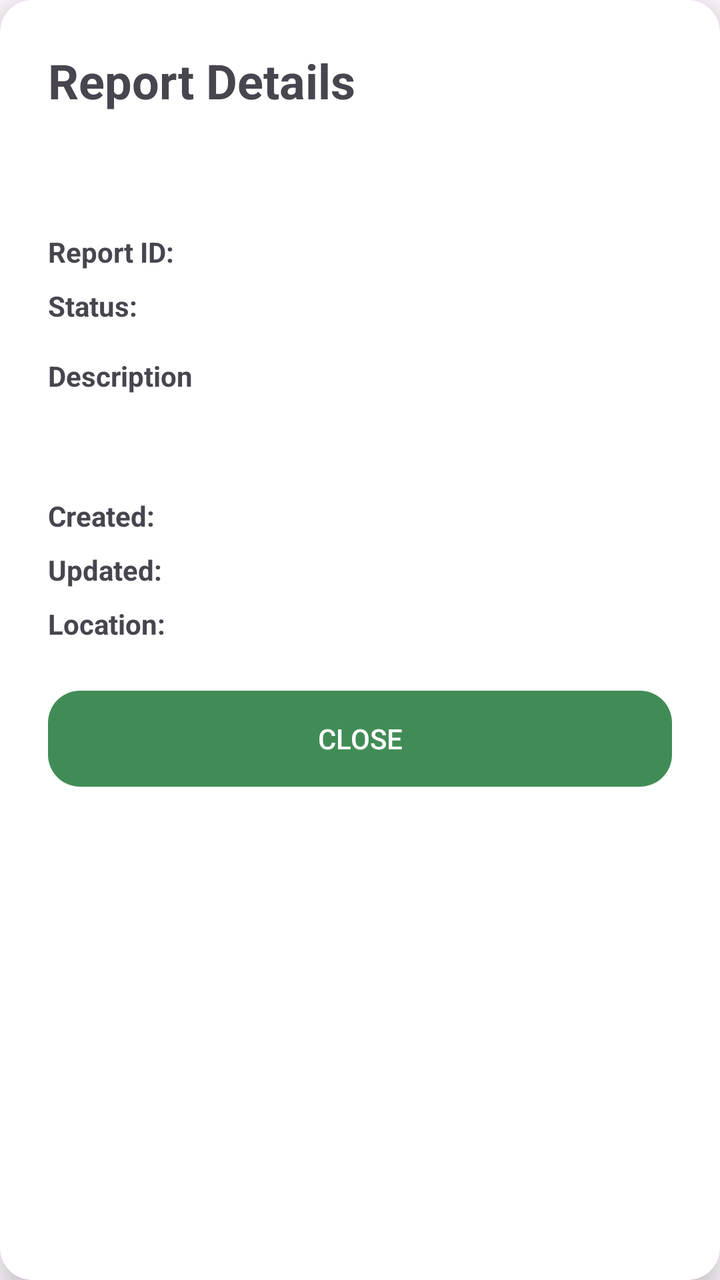
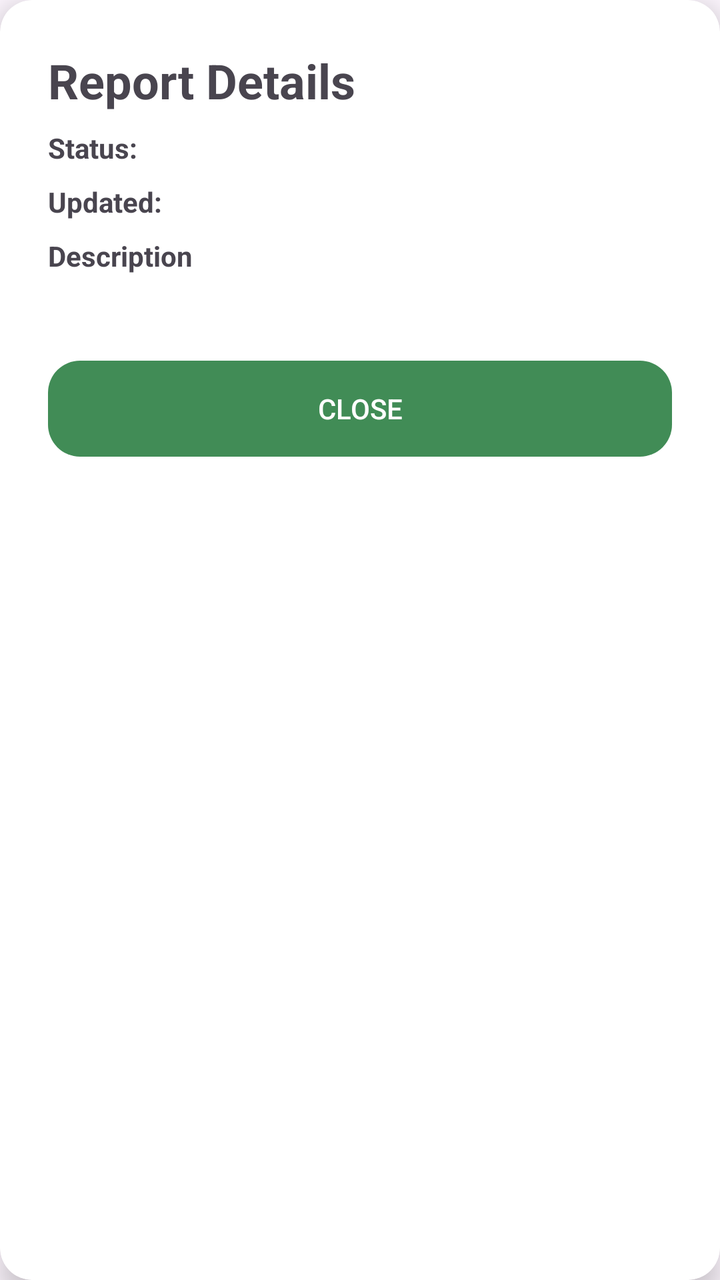

An Android layout rendered at two revisions. The XML below is the earlier revision; the diff shows what the commit changed to produce the second picture.
<!-- AndroidManifest.xml: application theme Theme.Civix -->
<!-- res/layout/dialog_report_details.xml -->
<?xml version="1.0" encoding="utf-8"?>
<androidx.cardview.widget.CardView xmlns:android="http://schemas.android.com/apk/res/android"
    xmlns:app="http://schemas.android.com/apk/res-auto"
    android:layout_width="match_parent"
    android:layout_height="wrap_content"
    android:layout_margin="32dp"
    app:cardCornerRadius="16dp"
    app:cardElevation="8dp">

    <ScrollView
        android:layout_width="match_parent"
        android:layout_height="wrap_content">

        <LinearLayout
            android:layout_width="match_parent"
            android:layout_height="wrap_content"
            android:orientation="vertical"
            android:padding="24dp">

            <TextView
                android:id="@+id/dialog_title"
                android:layout_width="match_parent"
                android:layout_height="wrap_content"
                android:text="@string/report_details_title"
                android:textSize="24sp"
                android:textStyle="bold"
                android:layout_marginBottom="16dp" />

            
            <LinearLayout
                android:layout_width="match_parent"
                android:layout_height="wrap_content"
                android:orientation="horizontal"
                android:layout_marginBottom="8dp"
                android:gravity="center_vertical">

                <View
                    android:id="@+id/category_indicator"
                    android:layout_width="24dp"
                    android:layout_height="24dp"
                    android:layout_marginEnd="12dp"
                    android:background="@drawable/circle_background" />

                <TextView
                    android:id="@+id/report_category"
                    android:layout_width="wrap_content"
                    android:layout_height="wrap_content"
                    android:textSize="16sp"
                    android:textStyle="bold" />
            </LinearLayout>

            
            <LinearLayout
                android:layout_width="match_parent"
                android:layout_height="wrap_content"
                android:orientation="horizontal"
                android:layout_marginTop="12dp">

                <TextView
                    android:layout_width="wrap_content"
                    android:layout_height="wrap_content"
                    android:text="@string/report_id"
                    android:textSize="14sp"
                    android:textStyle="bold"
                    android:layout_marginEnd="8dp" />

                <TextView
                    android:id="@+id/report_id"
                    android:layout_width="0dp"
                    android:layout_height="wrap_content"
                    android:layout_weight="1"
                    android:textSize="14sp" />
            </LinearLayout>

            
            <LinearLayout
                android:layout_width="match_parent"
                android:layout_height="wrap_content"
                android:orientation="horizontal"
                android:layout_marginTop="8dp">

                <TextView
                    android:layout_width="wrap_content"
                    android:layout_height="wrap_content"
                    android:text="@string/report_status"
                    android:textSize="14sp"
                    android:textStyle="bold"
                    android:layout_marginEnd="8dp" />

                <TextView
                    android:id="@+id/report_status"
                    android:layout_width="0dp"
                    android:layout_height="wrap_content"
                    android:layout_weight="1"
                    android:textSize="14sp" />
            </LinearLayout>

            
            <TextView
                android:layout_width="match_parent"
                android:layout_height="wrap_content"
                android:text="@string/report_description"
                android:textSize="14sp"
                android:textStyle="bold"
                android:layout_marginTop="16dp"
                android:layout_marginBottom="8dp" />

            <TextView
                android:id="@+id/report_description"
                android:layout_width="match_parent"
                android:layout_height="wrap_content"
                android:textSize="14sp"
                android:lineSpacingExtra="4dp"
                android:layout_marginBottom="16dp" />

            
            <ImageView
                android:id="@+id/report_photo"
                android:layout_width="match_parent"
                android:layout_height="300dp"
                android:scaleType="centerCrop"
                android:visibility="gone"
                android:layout_marginBottom="16dp"
                android:contentDescription="@string/report_photo" />

            
            <LinearLayout
                android:layout_width="match_parent"
                android:layout_height="wrap_content"
                android:orientation="horizontal"
                android:layout_marginTop="8dp">

                <TextView
                    android:layout_width="wrap_content"
                    android:layout_height="wrap_content"
                    android:text="@string/report_created"
                    android:textSize="14sp"
                    android:textStyle="bold"
                    android:layout_marginEnd="8dp" />

                <TextView
                    android:id="@+id/report_created_time"
                    android:layout_width="0dp"
                    android:layout_height="wrap_content"
                    android:layout_weight="1"
                    android:textSize="14sp" />
            </LinearLayout>

            
            <LinearLayout
                android:layout_width="match_parent"
                android:layout_height="wrap_content"
                android:orientation="horizontal"
                android:layout_marginTop="8dp">

                <TextView
                    android:layout_width="wrap_content"
                    android:layout_height="wrap_content"
                    android:text="@string/report_updated"
                    android:textSize="14sp"
                    android:textStyle="bold"
                    android:layout_marginEnd="8dp" />

                <TextView
                    android:id="@+id/report_updated_time"
                    android:layout_width="0dp"
                    android:layout_height="wrap_content"
                    android:layout_weight="1"
                    android:textSize="14sp" />
            </LinearLayout>

            
            <LinearLayout
                android:layout_width="match_parent"
                android:layout_height="wrap_content"
                android:orientation="horizontal"
                android:layout_marginTop="8dp"
                android:layout_marginBottom="24dp">

                <TextView
                    android:layout_width="wrap_content"
                    android:layout_height="wrap_content"
                    android:text="@string/report_location"
                    android:textSize="14sp"
                    android:textStyle="bold"
                    android:layout_marginEnd="8dp" />

                <TextView
                    android:id="@+id/report_location"
                    android:layout_width="0dp"
                    android:layout_height="wrap_content"
                    android:layout_weight="1"
                    android:textSize="14sp" />
            </LinearLayout>

            
            <Button
                android:id="@+id/close_button"
                style="@style/Widget.AppCompat.Button.Borderless.Colored"
                android:layout_width="match_parent"
                android:layout_height="wrap_content"
                android:text="@string/close"
                android:background="@drawable/rounded_button_background"
                android:textColor="@color/white" />
        </LinearLayout>
    </ScrollView>
</androidx.cardview.widget.CardView>
<!-- resources referenced by this layout -->
<resources>
  <color name="white">#FFFFFFFF</color>
  <!-- drawable circle_background (drawable) -->
  <?xml version="1.0" encoding="utf-8"?>
  <shape xmlns:android="http://schemas.android.com/apk/res/android"
      android:shape="oval">
      <solid android:color="@android:color/transparent" />
  </shape>
  <!-- drawable rounded_button_background (drawable) -->
  <?xml version="1.0" encoding="utf-8"?>
  <shape xmlns:android="http://schemas.android.com/apk/res/android"
      android:shape="rectangle">
      <solid android:color="#c4086a24" />
      <corners android:radius="16sp" />
  </shape>
  <string name="close">Close</string>
  <string name="report_created">Created:</string>
  <string name="report_description">Description</string>
  <string name="report_details_title">Report Details</string>
  <string name="report_id">Report ID:</string>
  <string name="report_location">Location:</string>
  <string name="report_photo">Photo (Optional)</string>
  <string name="report_status">Status:</string>
  <string name="report_updated">Updated:</string>
  <style name="Theme.Civix" parent="Base.Theme.Civix" />
  <style name="Base.Theme.Civix" parent="Theme.Material3.DayNight.NoActionBar">
  
           <item name="colorPrimary">@color/primary</item>
      </style>
  <color name="primary">#086a24</color>
</resources>

<!-- the commit's change to res/layout/dialog_report_details.xml (unified diff, before → after) -->
@@ -17,55 +17,59 @@
             android:orientation="vertical"
             android:padding="24dp">
 
-            <TextView
-                android:id="@+id/dialog_title"
-                android:layout_width="match_parent"
-                android:layout_height="wrap_content"
-                android:text="@string/report_details_title"
-                android:textSize="24sp"
-                android:textStyle="bold"
-                android:layout_marginBottom="16dp" />
-
-            
             <LinearLayout
                 android:layout_width="match_parent"
                 android:layout_height="wrap_content"
-                android:orientation="horizontal"
-                android:layout_marginBottom="8dp"
-                android:gravity="center_vertical">
-
-                <View
-                    android:id="@+id/category_indicator"
-                    android:layout_width="24dp"
-                    android:layout_height="24dp"
-                    android:layout_marginEnd="12dp"
-                    android:background="@drawable/circle_background" />
+                android:orientation="horizontal">
 
                 <TextView
-                    android:id="@+id/report_category"
+                    android:id="@+id/dialog_title"
                     android:layout_width="wrap_content"
                     android:layout_height="wrap_content"
-                    android:textSize="16sp"
+                    android:text="@string/report_details_title"
+                    android:textSize="24sp"
                     android:textStyle="bold" />
+
+                <LinearLayout
+                    android:layout_width="match_parent"
+                    android:layout_height="wrap_content"
+                    android:orientation="horizontal"
+                    android:layout_gravity="center_vertical"
+                    android:gravity="end">
+
+                    <TextView
+                        android:id="@+id/report_category"
+                        android:layout_width="wrap_content"
+                        android:layout_height="wrap_content"
+                        android:textSize="16sp"
+                        android:textStyle="bold" />
+
+                    <View
+                        android:id="@+id/category_indicator"
+                        android:layout_width="24dp"
+                        android:layout_height="24dp"
+                        android:layout_marginStart="12dp"
+                        android:background="@drawable/circle_background" />
+                </LinearLayout>
             </LinearLayout>
 
             
             <LinearLayout
                 android:layout_width="match_parent"
                 android:layout_height="wrap_content"
-                android:orientation="horizontal"
-                android:layout_marginTop="12dp">
+                android:layout_marginTop="8dp"
+                android:orientation="horizontal">
 
                 <TextView
                     android:layout_width="wrap_content"
                     android:layout_height="wrap_content"
-                    android:text="@string/report_id"
+                    android:layout_marginEnd="8dp"
+                    android:text="@string/report_status"
                     android:textSize="14sp"
-                    android:textStyle="bold"
-                    android:layout_marginEnd="8dp" />
+                    android:textStyle="bold" />
 
                 <TextView
-                    android:id="@+id/report_id"
+                    android:id="@+id/report_status"
                     android:layout_width="0dp"
                     android:layout_height="wrap_content"
                     android:layout_weight="1"
@@ -76,19 +80,19 @@
             <LinearLayout
                 android:layout_width="match_parent"
                 android:layout_height="wrap_content"
-                android:orientation="horizontal"
-                android:layout_marginTop="8dp">
+                android:layout_marginTop="8dp"
+                android:orientation="horizontal">
 
                 <TextView
                     android:layout_width="wrap_content"
                     android:layout_height="wrap_content"
-                    android:text="@string/report_status"
+                    android:layout_marginEnd="8dp"
+                    android:text="@string/report_updated"
                     android:textSize="14sp"
-                    android:textStyle="bold"
-                    android:layout_marginEnd="8dp" />
+                    android:textStyle="bold" />
 
                 <TextView
-                    android:id="@+id/report_status"
+                    android:id="@+id/report_updated_time"
                     android:layout_width="0dp"
                     android:layout_height="wrap_content"
                     android:layout_weight="1"
@@ -99,99 +103,29 @@
             <TextView
                 android:layout_width="match_parent"
                 android:layout_height="wrap_content"
+                android:layout_marginTop="8dp"
+                android:layout_marginBottom="8dp"
                 android:text="@string/report_description"
                 android:textSize="14sp"
-                android:textStyle="bold"
-                android:layout_marginTop="16dp"
-                android:layout_marginBottom="8dp" />
+                android:textStyle="bold" />
 
             <TextView
                 android:id="@+id/report_description"
                 android:layout_width="match_parent"
                 android:layout_height="wrap_content"
-                android:textSize="14sp"
+                android:layout_marginBottom="16dp"
                 android:lineSpacingExtra="4dp"
-                android:layout_marginBottom="16dp" />
+                android:textSize="14sp" />
 
             
             <ImageView
                 android:id="@+id/report_photo"
                 android:layout_width="match_parent"
                 android:layout_height="300dp"
+                android:layout_marginBottom="16dp"
+                android:contentDescription="@string/report_photo"
                 android:scaleType="centerCrop"
-                android:visibility="gone"
-                android:layout_marginBottom="16dp"
-                android:contentDescription="@string/report_photo" />
-
-            
-            <LinearLayout
-                android:layout_width="match_parent"
-                android:layout_height="wrap_content"
-                android:orientation="horizontal"
-                android:layout_marginTop="8dp">
-
-                <TextView
-                    android:layout_width="wrap_content"
-                    android:layout_height="wrap_content"
-                    android:text="@string/report_created"
-                    android:textSize="14sp"
-                    android:textStyle="bold"
-                    android:layout_marginEnd="8dp" />
-
-                <TextView
-                    android:id="@+id/report_created_time"
-                    android:layout_width="0dp"
-                    android:layout_height="wrap_content"
-                    android:layout_weight="1"
-                    android:textSize="14sp" />
-            </LinearLayout>
-
-            
-            <LinearLayout
-                android:layout_width="match_parent"
-                android:layout_height="wrap_content"
-                android:orientation="horizontal"
-                android:layout_marginTop="8dp">
-
-                <TextView
-                    android:layout_width="wrap_content"
-                    android:layout_height="wrap_content"
-                    android:text="@string/report_updated"
-                    android:textSize="14sp"
-                    android:textStyle="bold"
-                    android:layout_marginEnd="8dp" />
-
-                <TextView
-                    android:id="@+id/report_updated_time"
-                    android:layout_width="0dp"
-                    android:layout_height="wrap_content"
-                    android:layout_weight="1"
-                    android:textSize="14sp" />
-            </LinearLayout>
-
-            
-            <LinearLayout
-                android:layout_width="match_parent"
-                android:layout_height="wrap_content"
-                android:orientation="horizontal"
-                android:layout_marginTop="8dp"
-                android:layout_marginBottom="24dp">
-
-                <TextView
-                    android:layout_width="wrap_content"
-                    android:layout_height="wrap_content"
-                    android:text="@string/report_location"
-                    android:textSize="14sp"
-                    android:textStyle="bold"
-                    android:layout_marginEnd="8dp" />
-
-                <TextView
-                    android:id="@+id/report_location"
-                    android:layout_width="0dp"
-                    android:layout_height="wrap_content"
-                    android:layout_weight="1"
-                    android:textSize="14sp" />
-            </LinearLayout>
+                android:visibility="gone" />
 
             
             <Button
@@ -199,9 +133,9 @@
                 style="@style/Widget.AppCompat.Button.Borderless.Colored"
                 android:layout_width="match_parent"
                 android:layout_height="wrap_content"
+                android:background="@drawable/rounded_button_background"
                 android:text="@string/close"
-                android:background="@drawable/rounded_button_background"
-                android:textColor="@color/white" />
+                android:textColor="@color/white"/>
         </LinearLayout>
     </ScrollView>
 </androidx.cardview.widget.CardView>
<!-- resource entries referenced after the edit -->
@@ -15,11 +15,8 @@
       <corners android:radius="16sp" />
   </shape>
   <string name="close">Close</string>
-  <string name="report_created">Created:</string>
   <string name="report_description">Description</string>
   <string name="report_details_title">Report Details</string>
-  <string name="report_id">Report ID:</string>
-  <string name="report_location">Location:</string>
   <string name="report_photo">Photo (Optional)</string>
   <string name="report_status">Status:</string>
   <string name="report_updated">Updated:</string>
